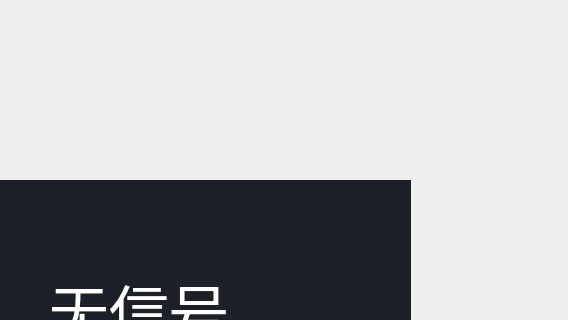
Old version of the form mainwidget.ui in the repository wyc15002105071/Recorder; both pictures show x 250 to 818 and y 0 to 320 of the 818 by 581 pixel window.
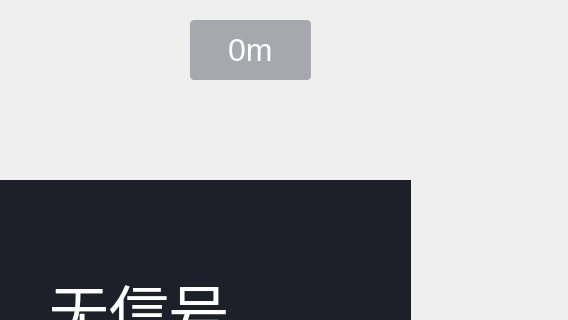
New version of the form. Icons and pictures are not drawn.

What changed in the file:
```diff
--- a/mainwidget.ui
+++ b/mainwidget.ui
@@ -23,7 +23,7 @@
    <property name="geometry">
     <rect>
      <x>9</x>
-     <y>9</y>
+     <y>170</y>
      <width>800</width>
      <height>357</height>
     </rect>
@@ -116,6 +116,96 @@
     </item>
    </layout>
   </widget>
+  <widget class="QWidget" name="widget_time" native="true">
+   <property name="geometry">
+    <rect>
+     <x>330</x>
+     <y>20</y>
+     <width>341</width>
+     <height>60</height>
+    </rect>
+   </property>
+   <property name="minimumSize">
+    <size>
+     <width>0</width>
+     <height>60</height>
+    </size>
+   </property>
+   <property name="maximumSize">
+    <size>
+     <width>16777215</width>
+     <height>60</height>
+    </size>
+   </property>
+   <layout class="QHBoxLayout" name="horizontalLayout_2">
+    <property name="leftMargin">
+     <number>0</number>
+    </property>
+    <property name="topMargin">
+     <number>0</number>
+    </property>
+    <property name="rightMargin">
+     <number>0</number>
+    </property>
+    <property name="bottomMargin">
+     <number>0</number>
+    </property>
+    <item>
+     <spacer name="horizontalSpacer_3">
+      <property name="orientation">
+       <enum>Qt::Horizontal</enum>
+      </property>
+      <property name="sizeHint" stdset="0">
+       <size>
+        <width>40</width>
+        <height>20</height>
+       </size>
+      </property>
+     </spacer>
+    </item>
+    <item>
+     <widget class="QLabel" name="lb_time">
+      <property name="minimumSize">
+       <size>
+        <width>0</width>
+        <height>60</height>
+       </size>
+      </property>
+      <property name="maximumSize">
+       <size>
+        <width>16777215</width>
+        <height>60</height>
+       </size>
+      </property>
+      <property name="styleSheet">
+       <string notr="true">border-radius: 4px;
+background: rgba(57, 63, 77, 0.4);
+color: rgba(255, 255, 255, 1);
+text-align: center;
+padding-left:30px;
+padding-right:30px;
+font-size: 32px;</string>
+      </property>
+      <property name="text">
+       <string>0m</string>
+      </property>
+     </widget>
+    </item>
+    <item>
+     <spacer name="horizontalSpacer_4">
+      <property name="orientation">
+       <enum>Qt::Horizontal</enum>
+      </property>
+      <property name="sizeHint" stdset="0">
+       <size>
+        <width>40</width>
+        <height>20</height>
+       </size>
+      </property>
+     </spacer>
+    </item>
+   </layout>
+  </widget>
  </widget>
  <resources/>
  <connections/>
```
